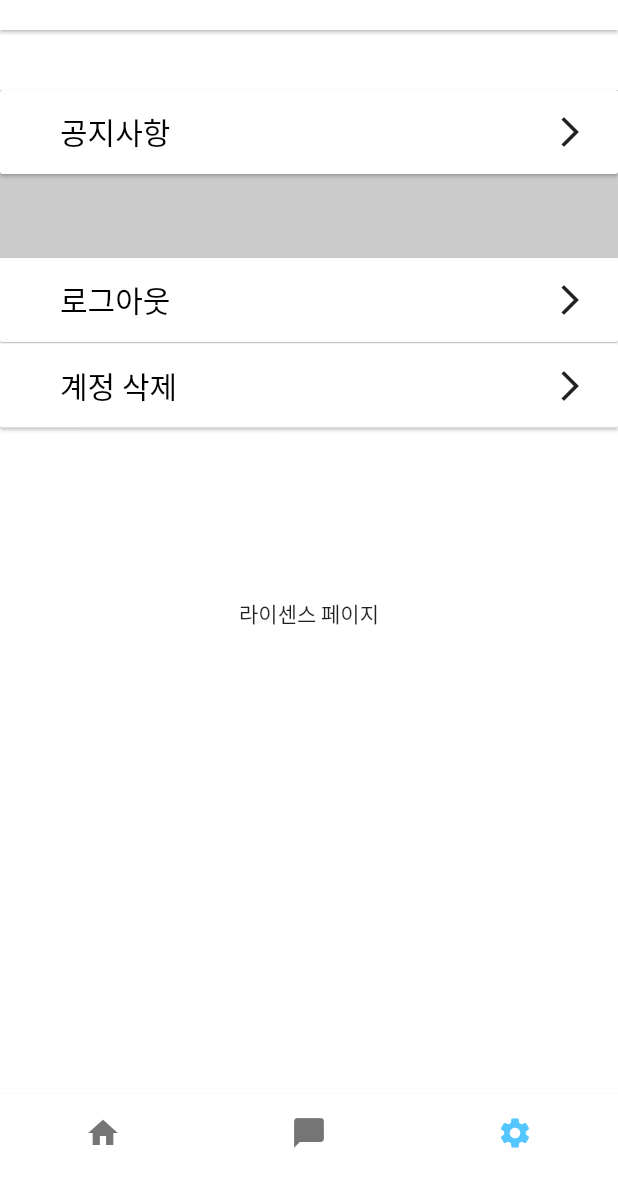
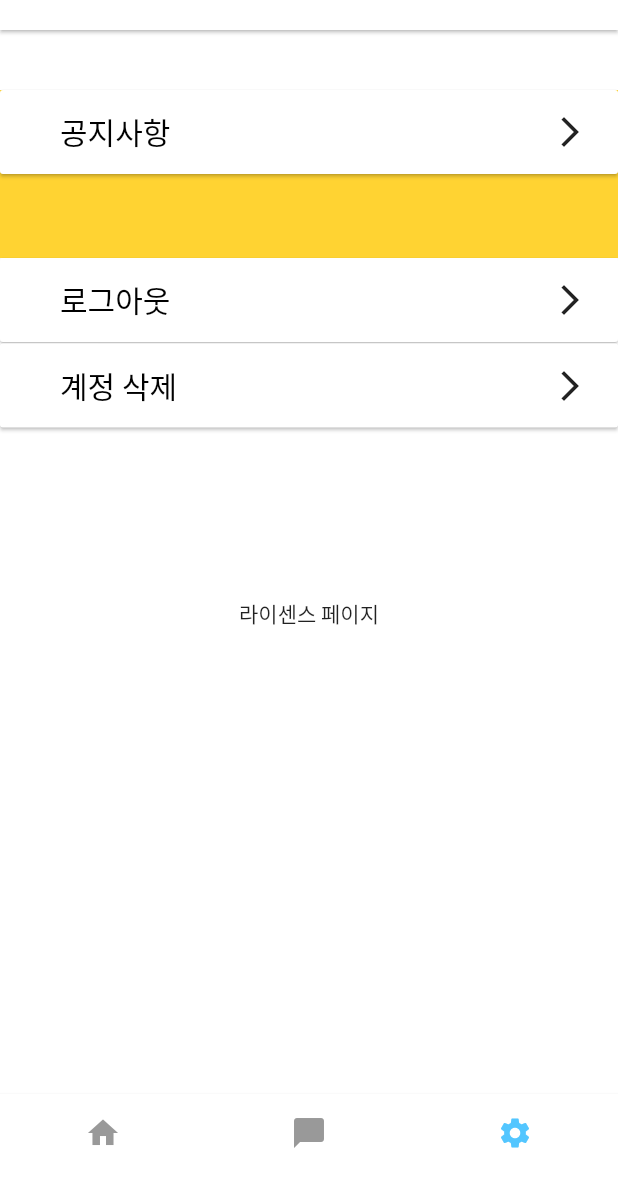
Before and after one commit to amuse-travel/amuseapp, a Flutter app: the MainForm screen opened directly, item 3 of the bottom bar chosen, on a phone screen of 412 x 824 dp, the part 54-1236 px from its top. Run offline on Flutter 3.47's test engine with Material 2 defaults, Android fonts, the phone set to English and light mode, and no system bars; our stand-ins replace bloc, cached_network_image, carousel_slider, dio, equatable, firebase_auth and 10 more; missing offline and left inert: dash_chat; accounts and stored records are empty.

Commit message:
change color

```diff
--- a/lib/pages/amuse/amuse_form.dart
+++ b/lib/pages/amuse/amuse_form.dart
@@ -143,7 +143,7 @@ class _AmuseFormState extends State<AmuseForm> {
                           onRefresh: _onRefresh,
                           onLoading: _onLoading,
                           header: MaterialClassicHeader(
-                            color: Theme.of(context).primaryColor,
+                            color: Theme.of(context).accentColor,
                             backgroundColor: Colors.white,
                             // offset: 100,
                           ),
@@ -216,10 +216,10 @@ class _AmuseFormState extends State<AmuseForm> {
                                         margin: const EdgeInsets.symmetric(horizontal: 12, vertical: 12),
                                         alignment: Alignment.centerLeft,
                                         child: Text(
-                                          '${_productList[index].basePrice.toString().replaceAllMapped(RegExp(r'(\d{1,3})(?=(\d{3})+(?!\d))'), (Match match) => '${match[1]},')}원 ~',
+                                          '${_productList[index].basePrice.toString().replaceAllMapped(RegExp(r'(\d{1,3})(?=(\d{3})+(?!\d))'), (Match match) => '${match[1]},')}원 부터~',
                                           style: TextStyle(
                                             fontSize: 18,
-                                            color: Theme.of(context).primaryColorDark,
+                                            color: Theme.of(context).textSelectionColor,
                                           ),
                                         ),
                                       ),
--- a/lib/pages/main/main_form.dart
+++ b/lib/pages/main/main_form.dart
@@ -104,22 +104,37 @@ class _MainFormState extends State<MainForm> {
               showUnselectedLabels: false,
               type: BottomNavigationBarType.fixed,
               elevation: 1,
-              items: const <BottomNavigationBarItem>[
+              items: <BottomNavigationBarItem>[
                 BottomNavigationBarItem(
                   icon: Icon(
                     Icons.home,
+                    color: Theme.of(context).primaryColorDark,
+                  ),
+                  activeIcon: Icon(
+                    Icons.home,
+                    color: Theme.of(context).accentColor,
                   ),
                   label: 'home',
                 ),
                 BottomNavigationBarItem(
                   icon: Icon(
                     Icons.chat_bubble,
+                    color: Theme.of(context).primaryColorDark,
+                  ),
+                  activeIcon: Icon(
+                    Icons.chat_bubble,
+                    color: Theme.of(context).accentColor,
                   ),
                   label: 'chat',
                 ),
                 BottomNavigationBarItem(
                   icon: Icon(
                     Icons.settings,
+                    color: Theme.of(context).primaryColorDark,
+                  ),
+                  activeIcon: Icon(
+                    Icons.settings,
+                    color: Theme.of(context).accentColor,
                   ),
                   label: 'setting',
                 ),
--- a/lib/pages/setting/license_page/license_page.dart
+++ b/lib/pages/setting/license_page/license_page.dart
@@ -2,7 +2,7 @@ import 'package:flutter/material.dart';
 
 import '../../../main.dart';
 
-class LicensePage extends StatelessWidget {
+class LicenseScreen extends StatelessWidget {
   @override
   Widget build(BuildContext context) {
     return Scaffold(
@@ -27,7 +27,9 @@ class LicensePage extends StatelessWidget {
           ),
         ),
       ),
-      body: LicensePage(),
+      body: const LicensePage(
+
+      ),
     );
   }
 }
--- a/lib/pages/setting/setting_page.dart
+++ b/lib/pages/setting/setting_page.dart
@@ -1,5 +1,6 @@
 import 'package:amuse_app/blocs/authentication/authentication_bloc.dart';
 import 'package:amuse_app/main.dart';
+import 'package:amuse_app/pages/setting/license_page/license_page.dart';
 import 'package:flutter_bloc/flutter_bloc.dart';
 import 'package:flutter/material.dart';
 
@@ -326,7 +327,7 @@ class SettingPage extends StatelessWidget {
                 Navigator.push(
                   context,
                   MaterialPageRoute<Widget>(
-                    builder: (BuildContext buildContext) => LicensePage(),
+                    builder: (BuildContext buildContext) => const LicensePage(),
                   ),
                 );
               },
--- a/lib/pages/splash_screen.dart
+++ b/lib/pages/splash_screen.dart
@@ -13,7 +13,7 @@ class SplashScreen extends StatelessWidget {
             width: 150,
             height: 150,
             child: Image.asset(
-              'assets/icons/amuse-mark.png',
+              'assets/icons/amuse-mark-red.png',
             ),
           ),
         ),
```
Also changed, not shown: lib/main.dart (+7 -7 lines), lib/pages/amuse/product_detail/product_detail_form.dart (+9 -9 lines), lib/pages/setting/update_user_name/update_user_name_form.dart (+6 -4 lines).
